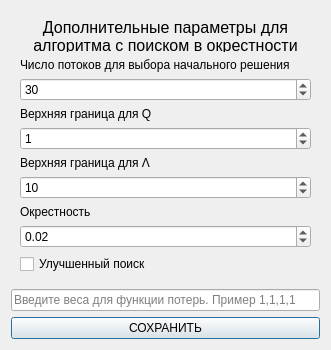
Above: gui/ui/DialogParameters.ui from Shimekii/VKR before the change. Below: the same form after it.
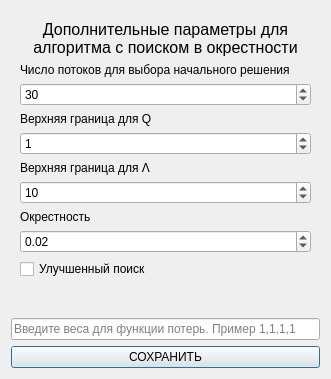
That is the form after the change. The open tabs and pages were chosen to show the change.

```diff
--- a/gui/ui/DialogParameters.ui
+++ b/gui/ui/DialogParameters.ui
@@ -7,7 +7,7 @@
     <x>0</x>
     <y>0</y>
     <width>331</width>
-    <height>350</height>
+    <height>379</height>
    </rect>
   </property>
   <property name="sizePolicy">
@@ -25,14 +25,14 @@
   <property name="maximumSize">
    <size>
     <width>331</width>
-    <height>350</height>
+    <height>400</height>
    </size>
   </property>
   <property name="windowTitle">
    <string>Настройки</string>
   </property>
   <layout class="QVBoxLayout" name="verticalLayout_2">
-   <item>
+   <item alignment="Qt::AlignmentFlag::AlignTop">
     <widget class="QStackedWidget" name="stackedWidget">
      <property name="minimumSize">
       <size>
```
Left out of the diff: 2 changed lines with no effect on the pictures.
